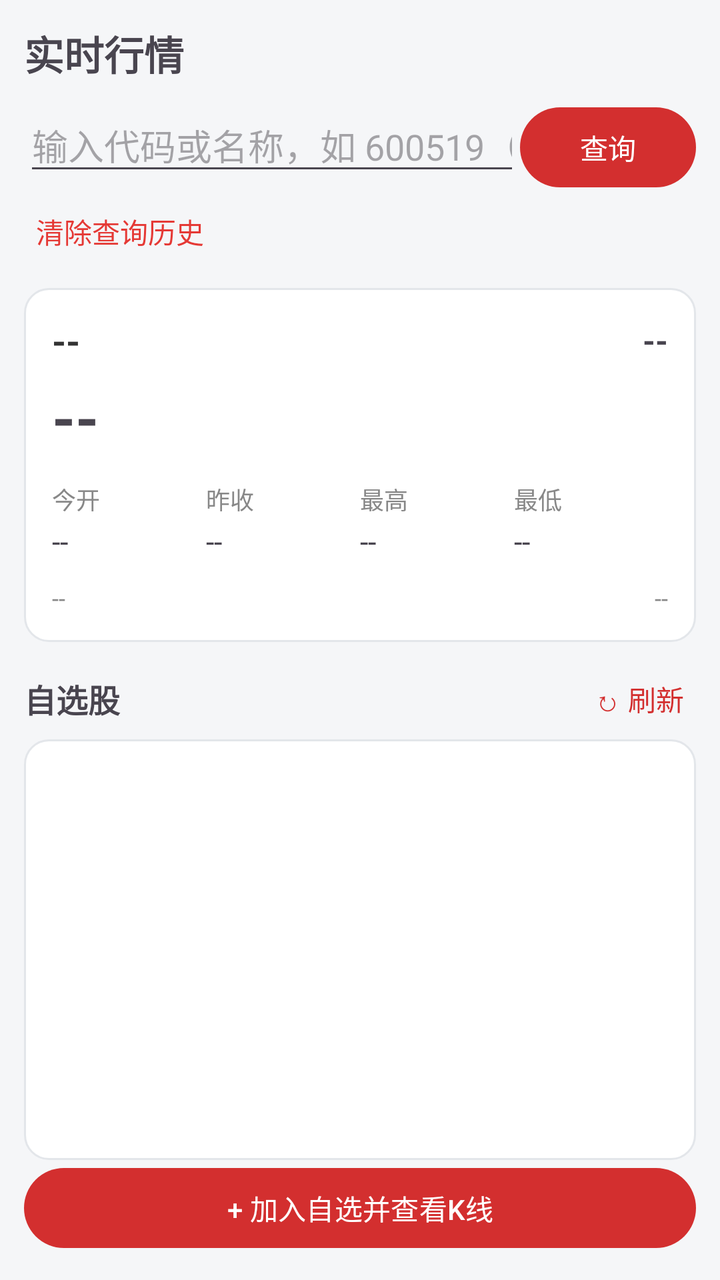
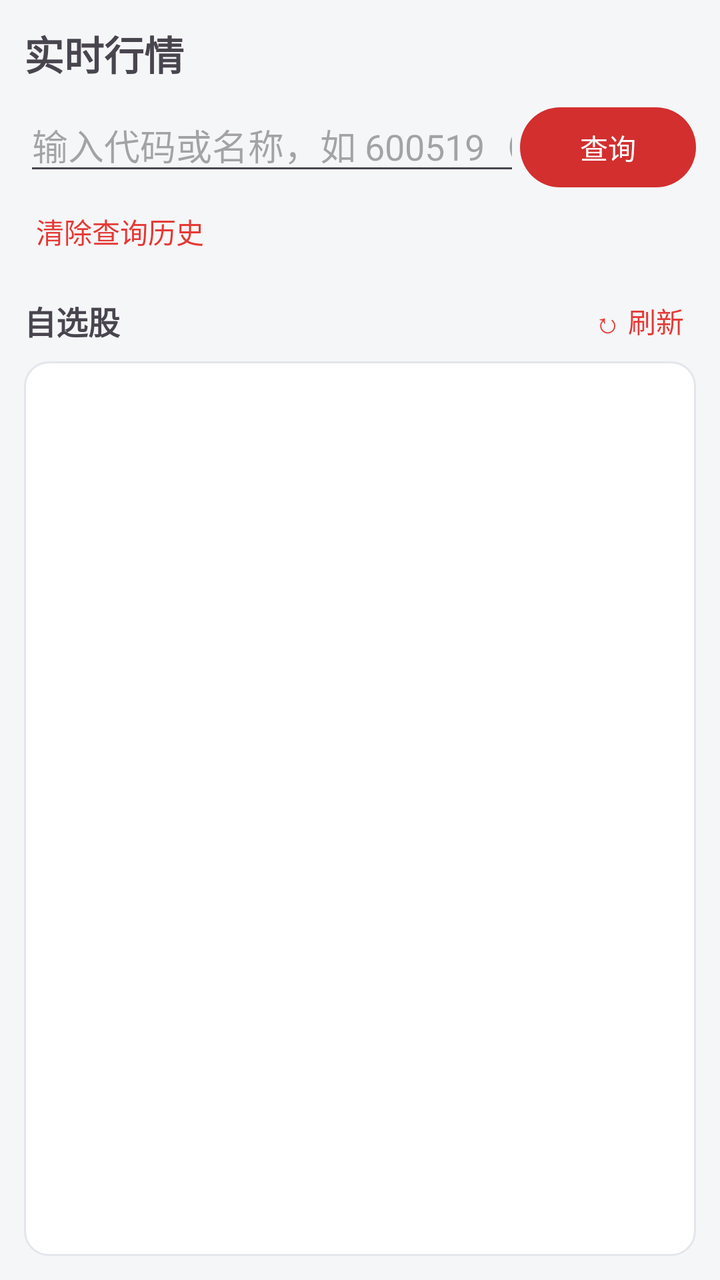

Before-and-after screenshots of an Android layout around one commit, followed by the original layout XML and the change that was made.
<!-- AndroidManifest.xml: application theme Theme.QuantApp -->
<!-- res/layout/fragment_market.xml -->
<?xml version="1.0" encoding="utf-8"?>
<LinearLayout xmlns:android="http://schemas.android.com/apk/res/android"
    android:layout_width="match_parent" android:layout_height="match_parent"
    android:orientation="vertical" android:padding="12dp">

    <TextView android:layout_width="wrap_content" android:layout_height="wrap_content"
        android:text="实时行情" android:textSize="20sp" android:textStyle="bold" />

    <LinearLayout android:layout_width="match_parent" android:layout_height="wrap_content"
        android:orientation="horizontal" android:layout_marginTop="8dp">
        <AutoCompleteTextView android:id="@+id/et_code"
            android:layout_width="0dp" android:layout_height="wrap_content" android:layout_weight="1"
            android:hint="输入代码或名称，如 600519（可下拉选历史）"
            android:inputType="text" android:singleLine="true" android:completionThreshold="1" />
        <Button android:id="@+id/btn_query" android:layout_width="wrap_content" android:layout_height="wrap_content"
            android:text="查询" />
    </LinearLayout>

    <TextView android:id="@+id/btn_clear_history" android:layout_width="wrap_content"
        android:layout_height="wrap_content" android:layout_marginTop="2dp"
        android:padding="6dp" android:textColor="#E53935" android:text="清除查询历史" />

    
    <LinearLayout android:id="@+id/card_quote" android:layout_width="match_parent"
        android:layout_height="wrap_content" android:layout_marginTop="12dp"
        android:orientation="vertical" android:background="@drawable/bg_card" android:padding="14dp">

        <LinearLayout android:layout_width="match_parent" android:layout_height="wrap_content"
            android:orientation="horizontal" android:gravity="center_vertical">
            <TextView android:id="@+id/tv_q_name" android:layout_width="0dp" android:layout_height="wrap_content"
                android:layout_weight="1" android:textSize="18sp" android:textStyle="bold"
                android:textColor="#333333" android:text="--" />
            <TextView android:id="@+id/tv_q_change" android:layout_width="wrap_content"
                android:layout_height="wrap_content" android:textSize="16sp" android:textStyle="bold" android:text="--" />
        </LinearLayout>

        <TextView android:id="@+id/tv_q_price" android:layout_width="wrap_content"
            android:layout_height="wrap_content" android:layout_marginTop="6dp"
            android:textSize="30sp" android:textStyle="bold" android:text="--" />

        <LinearLayout android:layout_width="match_parent" android:layout_height="wrap_content"
            android:layout_marginTop="12dp" android:orientation="horizontal">
            <LinearLayout android:layout_width="0dp" android:layout_height="wrap_content"
                android:layout_weight="1" android:orientation="vertical">
                <TextView android:layout_width="wrap_content" android:layout_height="wrap_content"
                    android:text="今开" android:textSize="12sp" android:textColor="#888888" />
                <TextView android:id="@+id/tv_q_open" android:layout_width="wrap_content"
                    android:layout_height="wrap_content" android:textSize="15sp" android:text="--"
                    android:layout_marginTop="2dp" />
            </LinearLayout>
            <LinearLayout android:layout_width="0dp" android:layout_height="wrap_content"
                android:layout_weight="1" android:orientation="vertical">
                <TextView android:layout_width="wrap_content" android:layout_height="wrap_content"
                    android:text="昨收" android:textSize="12sp" android:textColor="#888888" />
                <TextView android:id="@+id/tv_q_prev" android:layout_width="wrap_content"
                    android:layout_height="wrap_content" android:textSize="15sp" android:text="--"
                    android:layout_marginTop="2dp" />
            </LinearLayout>
            <LinearLayout android:layout_width="0dp" android:layout_height="wrap_content"
                android:layout_weight="1" android:orientation="vertical">
                <TextView android:layout_width="wrap_content" android:layout_height="wrap_content"
                    android:text="最高" android:textSize="12sp" android:textColor="#888888" />
                <TextView android:id="@+id/tv_q_high" android:layout_width="wrap_content"
                    android:layout_height="wrap_content" android:textSize="15sp" android:text="--"
                    android:layout_marginTop="2dp" />
            </LinearLayout>
            <LinearLayout android:layout_width="0dp" android:layout_height="wrap_content"
                android:layout_weight="1" android:orientation="vertical">
                <TextView android:layout_width="wrap_content" android:layout_height="wrap_content"
                    android:text="最低" android:textSize="12sp" android:textColor="#888888" />
                <TextView android:id="@+id/tv_q_low" android:layout_width="wrap_content"
                    android:layout_height="wrap_content" android:textSize="15sp" android:text="--"
                    android:layout_marginTop="2dp" />
            </LinearLayout>
        </LinearLayout>

        <LinearLayout android:layout_width="match_parent" android:layout_height="wrap_content"
            android:layout_marginTop="10dp" android:orientation="horizontal">
            <TextView android:id="@+id/tv_q_volume" android:layout_width="0dp" android:layout_height="wrap_content"
                android:layout_weight="1" android:textSize="12sp" android:textColor="#888888" android:text="--" />
            <TextView android:id="@+id/tv_q_time" android:layout_width="wrap_content"
                android:layout_height="wrap_content" android:textSize="12sp" android:textColor="#888888" android:text="--" />
        </LinearLayout>
    </LinearLayout>

    
    <LinearLayout android:layout_width="match_parent" android:layout_height="wrap_content"
        android:layout_marginTop="12dp" android:orientation="horizontal" android:gravity="center_vertical">
        <TextView android:layout_width="0dp" android:layout_height="wrap_content"
            android:layout_weight="1" android:text="自选股" android:textStyle="bold" android:textSize="16sp" />
        <TextView android:id="@+id/btn_refresh_watch" android:layout_width="wrap_content"
            android:layout_height="wrap_content" android:padding="6dp" android:textColor="#D32F2F"
            android:textSize="14sp" android:text="↻ 刷新" />
    </LinearLayout>

    <ListView android:id="@+id/list_watch" android:layout_width="match_parent"
        android:layout_height="0dp" android:layout_weight="1"
        android:layout_marginTop="4dp" android:background="@drawable/bg_card"
        android:padding="4dp" android:divider="@color/bg" android:dividerHeight="1dp" />

    <Button android:id="@+id/btn_add_watch" android:layout_width="match_parent"
        android:layout_height="wrap_content" android:text="+ 加入自选并查看K线" />
</LinearLayout>
<!-- resources referenced by this layout -->
<resources>
  <color name="bg">#F5F6F8</color>
  <!-- drawable bg_card (drawable) -->
  <?xml version="1.0" encoding="utf-8"?>
  <shape xmlns:android="http://schemas.android.com/apk/res/android" android:shape="rectangle">
      <solid android:color="@color/card_bg" />
      <corners android:radius="12dp" />
      <stroke android:width="1dp" android:color="@color/divider" />
  </shape>
  <style name="Theme.QuantApp" parent="Theme.Material3.DayNight.NoActionBar">
          <item name="colorPrimary">@color/brand</item>
          <item name="colorPrimaryVariant">@color/brand_dark</item>
          <item name="colorOnPrimary">#FFFFFF</item>
          <item name="android:statusBarColor">@color/brand_dark</item>
          <item name="android:windowBackground">@color/bg</item>
      </style>
  <color name="card_bg">#FFFFFF</color>
  <color name="divider">#E3E6EA</color>
  <color name="brand">#D32F2F</color>
  <color name="brand_dark">#B71C1C</color>
</resources>

<!-- the commit's change to res/layout/fragment_market.xml (unified diff, before → after) -->
@@ -18,18 +18,19 @@
 
     <TextView android:id="@+id/btn_clear_history" android:layout_width="wrap_content"
         android:layout_height="wrap_content" android:layout_marginTop="2dp"
-        android:padding="6dp" android:textColor="#E53935" android:text="清除查询历史" />
+        android:padding="6dp" android:textColor="@color/up" android:text="清除查询历史" />
 
     
     <LinearLayout android:id="@+id/card_quote" android:layout_width="match_parent"
         android:layout_height="wrap_content" android:layout_marginTop="12dp"
-        android:orientation="vertical" android:background="@drawable/bg_card" android:padding="14dp">
+        android:orientation="vertical" android:background="@drawable/bg_card" android:padding="14dp"
+        android:visibility="gone">
 
         <LinearLayout android:layout_width="match_parent" android:layout_height="wrap_content"
             android:orientation="horizontal" android:gravity="center_vertical">
             <TextView android:id="@+id/tv_q_name" android:layout_width="0dp" android:layout_height="wrap_content"
                 android:layout_weight="1" android:textSize="18sp" android:textStyle="bold"
-                android:textColor="#333333" android:text="--" />
+                android:textColor="@color/text_primary" android:text="--" />
             <TextView android:id="@+id/tv_q_change" android:layout_width="wrap_content"
                 android:layout_height="wrap_content" android:textSize="16sp" android:textStyle="bold" android:text="--" />
         </LinearLayout>
@@ -43,7 +44,7 @@
             <LinearLayout android:layout_width="0dp" android:layout_height="wrap_content"
                 android:layout_weight="1" android:orientation="vertical">
                 <TextView android:layout_width="wrap_content" android:layout_height="wrap_content"
-                    android:text="今开" android:textSize="12sp" android:textColor="#888888" />
+                    android:text="今开" android:textSize="12sp" android:textColor="@color/text_secondary" />
                 <TextView android:id="@+id/tv_q_open" android:layout_width="wrap_content"
                     android:layout_height="wrap_content" android:textSize="15sp" android:text="--"
                     android:layout_marginTop="2dp" />
@@ -51,7 +52,7 @@
             <LinearLayout android:layout_width="0dp" android:layout_height="wrap_content"
                 android:layout_weight="1" android:orientation="vertical">
                 <TextView android:layout_width="wrap_content" android:layout_height="wrap_content"
-                    android:text="昨收" android:textSize="12sp" android:textColor="#888888" />
+                    android:text="昨收" android:textSize="12sp" android:textColor="@color/text_secondary" />
                 <TextView android:id="@+id/tv_q_prev" android:layout_width="wrap_content"
                     android:layout_height="wrap_content" android:textSize="15sp" android:text="--"
                     android:layout_marginTop="2dp" />
@@ -59,7 +60,7 @@
             <LinearLayout android:layout_width="0dp" android:layout_height="wrap_content"
                 android:layout_weight="1" android:orientation="vertical">
                 <TextView android:layout_width="wrap_content" android:layout_height="wrap_content"
-                    android:text="最高" android:textSize="12sp" android:textColor="#888888" />
+                    android:text="最高" android:textSize="12sp" android:textColor="@color/text_secondary" />
                 <TextView android:id="@+id/tv_q_high" android:layout_width="wrap_content"
                     android:layout_height="wrap_content" android:textSize="15sp" android:text="--"
                     android:layout_marginTop="2dp" />
@@ -67,7 +68,7 @@
             <LinearLayout android:layout_width="0dp" android:layout_height="wrap_content"
                 android:layout_weight="1" android:orientation="vertical">
                 <TextView android:layout_width="wrap_content" android:layout_height="wrap_content"
-                    android:text="最低" android:textSize="12sp" android:textColor="#888888" />
+                    android:text="最低" android:textSize="12sp" android:textColor="@color/text_secondary" />
                 <TextView android:id="@+id/tv_q_low" android:layout_width="wrap_content"
                     android:layout_height="wrap_content" android:textSize="15sp" android:text="--"
                     android:layout_marginTop="2dp" />
@@ -77,9 +78,9 @@
         <LinearLayout android:layout_width="match_parent" android:layout_height="wrap_content"
             android:layout_marginTop="10dp" android:orientation="horizontal">
             <TextView android:id="@+id/tv_q_volume" android:layout_width="0dp" android:layout_height="wrap_content"
-                android:layout_weight="1" android:textSize="12sp" android:textColor="#888888" android:text="--" />
+                android:layout_weight="1" android:textSize="12sp" android:textColor="@color/text_secondary" android:text="--" />
             <TextView android:id="@+id/tv_q_time" android:layout_width="wrap_content"
-                android:layout_height="wrap_content" android:textSize="12sp" android:textColor="#888888" android:text="--" />
+                android:layout_height="wrap_content" android:textSize="12sp" android:textColor="@color/text_secondary" android:text="--" />
         </LinearLayout>
     </LinearLayout>
 
@@ -89,7 +90,7 @@
         <TextView android:layout_width="0dp" android:layout_height="wrap_content"
             android:layout_weight="1" android:text="自选股" android:textStyle="bold" android:textSize="16sp" />
         <TextView android:id="@+id/btn_refresh_watch" android:layout_width="wrap_content"
-            android:layout_height="wrap_content" android:padding="6dp" android:textColor="#D32F2F"
+            android:layout_height="wrap_content" android:padding="6dp" android:textColor="@color/up"
             android:textSize="14sp" android:text="↻ 刷新" />
     </LinearLayout>
 
@@ -99,5 +100,6 @@
         android:padding="4dp" android:divider="@color/bg" android:dividerHeight="1dp" />
 
     <Button android:id="@+id/btn_add_watch" android:layout_width="match_parent"
-        android:layout_height="wrap_content" android:text="+ 加入自选并查看K线" />
+        android:layout_height="wrap_content" android:text="+ 加入自选并查看K线"
+        android:visibility="gone" />
 </LinearLayout>
<!-- resource entries referenced after the edit -->
@@ -1,6 +1,9 @@
 <!-- resources referenced by this layout -->
 <resources>
   <color name="bg">#F5F6F8</color>
+  <color name="text_primary">#1A1A1A</color>
+  <color name="text_secondary">#666666</color>
+  <color name="up">#E53935</color>
   <!-- drawable bg_card (drawable) -->
   <?xml version="1.0" encoding="utf-8"?>
   <shape xmlns:android="http://schemas.android.com/apk/res/android" android:shape="rectangle">
